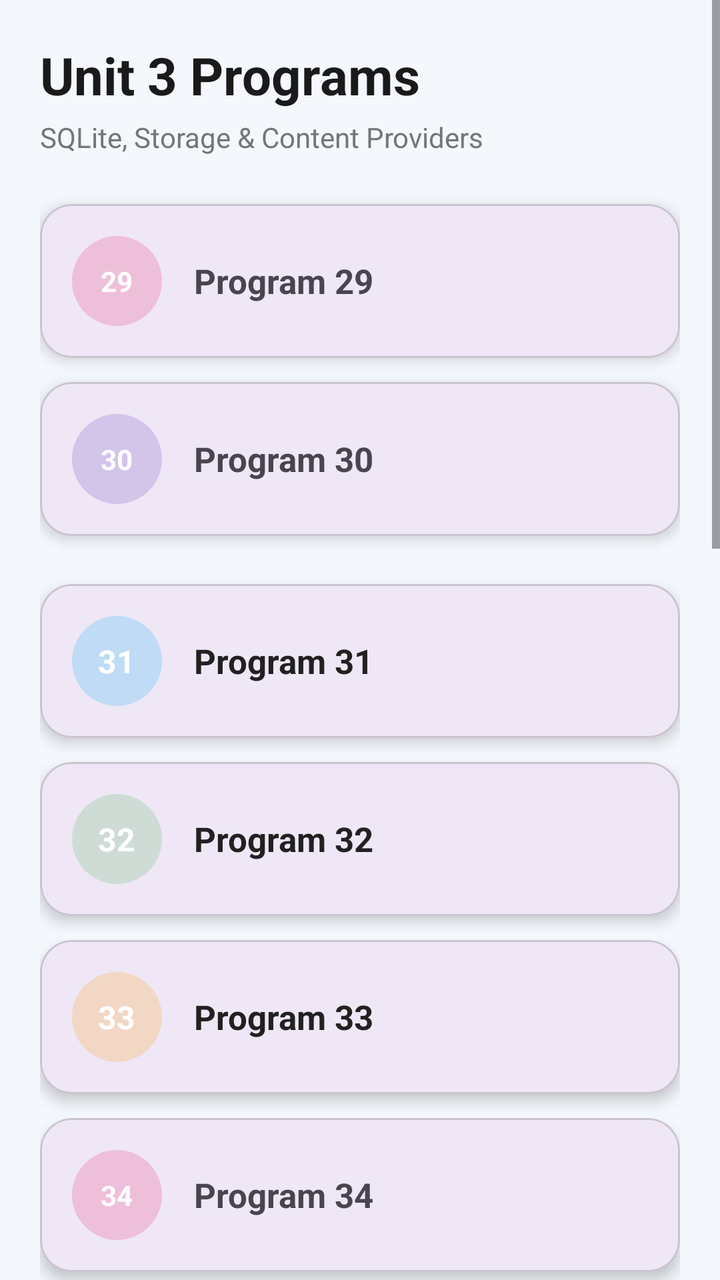
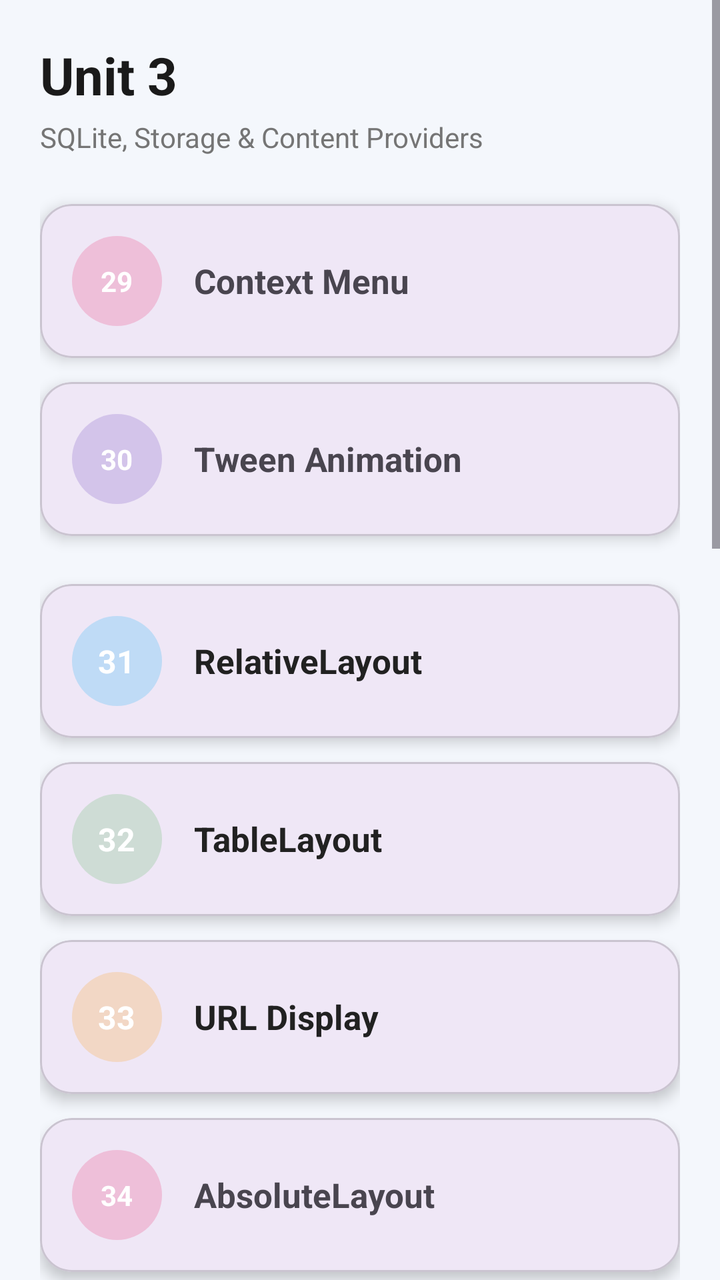

Compare the two renders of this Android layout. The source of the first and the diff that turns it into the second are given below.
<!-- AndroidManifest.xml: application theme Theme.MyApplicationMCA -->
<!-- res/layout/activity_unit3_list_page.xml -->
<?xml version="1.0" encoding="utf-8"?>
<ScrollView xmlns:android="http://schemas.android.com/apk/res/android"
    xmlns:app="http://schemas.android.com/apk/res-auto"
    xmlns:tools="http://schemas.android.com/tools"
    android:layout_width="match_parent"
    android:layout_height="match_parent"
    android:background="#F4F7FC"
    android:fitsSystemWindows="true"
    tools:context=".UNIT3_LIST_PAGE">

    <LinearLayout
        android:layout_width="match_parent"
        android:layout_height="wrap_content"
        android:orientation="vertical"
        android:padding="20dp">

        <TextView
            android:layout_width="wrap_content"
            android:layout_height="wrap_content"
            android:text="Unit 3 Programs"
            android:textSize="26sp"
            android:textStyle="bold"
            android:textColor="#1A1A1A"
            android:layout_marginBottom="4dp"/>

        <TextView
            android:layout_width="wrap_content"
            android:layout_height="wrap_content"
            android:text="SQLite, Storage &amp; Content Providers"
            android:textSize="14sp"
            android:textColor="#757575"
            android:layout_marginBottom="24dp"/>

        <com.google.android.material.card.MaterialCardView
            android:id="@+id/btn_pro29"
            android:layout_width="match_parent"
            android:layout_height="wrap_content"
            android:layout_marginBottom="12dp"
            app:cardCornerRadius="16dp"
            app:cardElevation="4dp">

            <LinearLayout
                android:layout_width="match_parent"
                android:layout_height="wrap_content"
                android:gravity="center_vertical"
                android:orientation="horizontal"
                android:padding="16dp">

                <TextView
                    android:layout_width="45dp"
                    android:layout_height="45dp"
                    android:background="@drawable/white_circle_alpha"
                    android:backgroundTint="#E91E63"
                    android:gravity="center"
                    android:text="29"
                    android:textColor="#FFFFFF"
                    android:textStyle="bold" />

                <TextView
                    android:layout_width="wrap_content"
                    android:layout_height="wrap_content"
                    android:layout_marginStart="16dp"
                    android:text="Program 29"
                    android:textSize="17sp"
                    android:textStyle="bold" />
            </LinearLayout>
        </com.google.android.material.card.MaterialCardView>

        <com.google.android.material.card.MaterialCardView
            android:id="@+id/btn_pro30"
            android:layout_width="match_parent"
            android:layout_height="wrap_content"
            android:layout_marginBottom="24dp"
            app:cardCornerRadius="16dp"
            app:cardElevation="4dp">

            <LinearLayout
                android:layout_width="match_parent"
                android:layout_height="wrap_content"
                android:gravity="center_vertical"
                android:orientation="horizontal"
                android:padding="16dp">

                <TextView
                    android:layout_width="45dp"
                    android:layout_height="45dp"
                    android:background="@drawable/white_circle_alpha"
                    android:backgroundTint="#673AB7"
                    android:gravity="center"
                    android:text="30"
                    android:textColor="#FFFFFF"
                    android:textStyle="bold" />

                <TextView
                    android:layout_width="wrap_content"
                    android:layout_height="wrap_content"
                    android:layout_marginStart="16dp"
                    android:text="Program 30"
                    android:textSize="17sp"
                    android:textStyle="bold" />
            </LinearLayout>
        </com.google.android.material.card.MaterialCardView>

        <com.google.android.material.card.MaterialCardView
            android:id="@+id/btn_pro31"
            style="@style/Widget.MaterialComponents.CardView"
            android:layout_width="match_parent"
            android:layout_height="wrap_content"
            android:layout_marginBottom="12dp"
            android:clickable="true"
            android:focusable="true"
            app:cardCornerRadius="16dp"
            app:cardElevation="4dp"
            app:rippleColor="#15000000">

            <LinearLayout
                android:layout_width="match_parent"
                android:layout_height="wrap_content"
                android:gravity="center_vertical"
                android:orientation="horizontal"
                android:padding="16dp">

                <TextView
                    android:layout_width="45dp"
                    android:layout_height="45dp"
                    android:background="@drawable/white_circle_alpha"
                    android:backgroundTint="#03A9F4"
                    android:gravity="center"
                    android:text="31"
                    android:textColor="#FFFFFF"
                    android:textSize="16sp"
                    android:textStyle="bold" />

                <TextView
                    android:layout_width="wrap_content"
                    android:layout_height="wrap_content"
                    android:layout_marginStart="16dp"
                    android:text="Program 31"
                    android:textColor="#212121"
                    android:textSize="17sp"
                    android:textStyle="bold" />
            </LinearLayout>
        </com.google.android.material.card.MaterialCardView>

        <com.google.android.material.card.MaterialCardView
            android:id="@+id/btn_pro32"
            android:layout_width="match_parent"
            android:layout_height="wrap_content"
            android:layout_marginBottom="12dp"
            android:clickable="true"
            android:focusable="true"
            app:cardCornerRadius="16dp"
            app:cardElevation="4dp"
            app:rippleColor="#15000000">

            <LinearLayout
                android:layout_width="match_parent"
                android:layout_height="wrap_content"
                android:gravity="center_vertical"
                android:orientation="horizontal"
                android:padding="16dp">

                <TextView
                    android:layout_width="45dp"
                    android:layout_height="45dp"
                    android:background="@drawable/white_circle_alpha"
                    android:backgroundTint="#4CAF50"
                    android:gravity="center"
                    android:text="32"
                    android:textColor="#FFFFFF"
                    android:textSize="16sp"
                    android:textStyle="bold" />

                <TextView
                    android:layout_width="wrap_content"
                    android:layout_height="wrap_content"
                    android:layout_marginStart="16dp"
                    android:text="Program 32"
                    android:textColor="#212121"
                    android:textSize="17sp"
                    android:textStyle="bold" />
            </LinearLayout>
        </com.google.android.material.card.MaterialCardView>

        <com.google.android.material.card.MaterialCardView
            android:id="@+id/btn_pro33"
            android:layout_width="match_parent"
            android:layout_height="wrap_content"
            android:layout_marginBottom="12dp"
            android:clickable="true"
            android:focusable="true"
            app:cardCornerRadius="16dp"
            app:cardElevation="4dp"
            app:rippleColor="#15000000">

            <LinearLayout
                android:layout_width="match_parent"
                android:layout_height="wrap_content"
                android:gravity="center_vertical"
                android:orientation="horizontal"
                android:padding="16dp">

                <TextView
                    android:layout_width="45dp"
                    android:layout_height="45dp"
                    android:background="@drawable/white_circle_alpha"
                    android:backgroundTint="#FF9800"
                    android:gravity="center"
                    android:text="33"
                    android:textColor="#FFFFFF"
                    android:textSize="16sp"
                    android:textStyle="bold" />

                <TextView
                    android:layout_width="wrap_content"
                    android:layout_height="wrap_content"
                    android:layout_marginStart="16dp"
                    android:text="Program 33"
                    android:textColor="#212121"
                    android:textSize="17sp"
                    android:textStyle="bold" />
            </LinearLayout>
        </com.google.android.material.card.MaterialCardView>

        <com.google.android.material.card.MaterialCardView
            android:id="@+id/btn_pro34"
            android:layout_width="match_parent"
            android:layout_height="wrap_content"
            android:layout_marginBottom="12dp"
            app:cardCornerRadius="16dp"
            app:cardElevation="4dp">

            <LinearLayout
                android:layout_width="match_parent"
                android:layout_height="wrap_content"
                android:gravity="center_vertical"
                android:orientation="horizontal"
                android:padding="16dp">

                <TextView
                    android:layout_width="45dp"
                    android:layout_height="45dp"
                    android:background="@drawable/white_circle_alpha"
                    android:backgroundTint="#E91E63"
                    android:gravity="center"
                    android:text="34"
                    android:textColor="#FFFFFF"
                    android:textStyle="bold" />

                <TextView
                    android:layout_width="wrap_content"
                    android:layout_height="wrap_content"
                    android:layout_marginStart="16dp"
                    android:text="Program 34"
                    android:textSize="17sp"
                    android:textStyle="bold" />
            </LinearLayout>
        </com.google.android.material.card.MaterialCardView>

        <com.google.android.material.card.MaterialCardView
            android:id="@+id/btn_pro35"
            android:layout_width="match_parent"
            android:layout_height="wrap_content"
            android:layout_marginBottom="24dp"
            app:cardCornerRadius="16dp"
            app:cardElevation="4dp">

            <LinearLayout
                android:layout_width="match_parent"
                android:layout_height="wrap_content"
                android:gravity="center_vertical"
                android:orientation="horizontal"
                android:padding="16dp">

                <TextView
                    android:layout_width="45dp"
                    android:layout_height="45dp"
                    android:background="@drawable/white_circle_alpha"
                    android:backgroundTint="#673AB7"
                    android:gravity="center"
                    android:text="35"
                    android:textColor="#FFFFFF"
                    android:textStyle="bold" />

                <TextView
                    android:layout_width="wrap_content"
                    android:layout_height="wrap_content"
                    android:layout_marginStart="16dp"
                    android:text="Program 35"
                    android:textSize="17sp"
                    android:textStyle="bold" />
            </LinearLayout>
        </com.google.android.material.card.MaterialCardView>

        <com.google.android.material.card.MaterialCardView
            android:id="@+id/btn_pro36"
            style="@style/Widget.MaterialComponents.CardView"
            android:layout_width="match_parent"
            android:layout_height="wrap_content"
            android:layout_marginBottom="12dp"
            android:clickable="true"
            android:focusable="true"
            app:cardCornerRadius="16dp"
            app:cardElevation="4dp"
            app:rippleColor="#15000000">

            <LinearLayout
                android:layout_width="match_parent"
                android:layout_height="wrap_content"
                android:gravity="center_vertical"
                android:orientation="horizontal"
                android:padding="16dp">

                <TextView
                    android:layout_width="45dp"
                    android:layout_height="45dp"
                    android:background="@drawable/white_circle_alpha"
                    android:backgroundTint="#03A9F4"
                    android:gravity="center"
                    android:text="36"
                    android:textColor="#FFFFFF"
                    android:textSize="16sp"
                    android:textStyle="bold" />

                <TextView
                    android:layout_width="wrap_content"
                    android:layout_height="wrap_content"
                    android:layout_marginStart="16dp"
                    android:text="Program 36"
                    android:textColor="#212121"
                    android:textSize="17sp"
                    android:textStyle="bold" />
            </LinearLayout>
        </com.google.android.material.card.MaterialCardView>

        <com.google.android.material.card.MaterialCardView
            android:id="@+id/btn_pro37"
            android:layout_width="match_parent"
            android:layout_height="wrap_content"
            android:layout_marginBottom="12dp"
            android:clickable="true"
            android:focusable="true"
            app:cardCornerRadius="16dp"
            app:cardElevation="4dp"
            app:rippleColor="#15000000">

            <LinearLayout
                android:layout_width="match_parent"
                android:layout_height="wrap_content"
                android:gravity="center_vertical"
                android:orientation="horizontal"
                android:padding="16dp">

                <TextView
                    android:layout_width="45dp"
                    android:layout_height="45dp"
                    android:background="@drawable/white_circle_alpha"
                    android:backgroundTint="#4CAF50"
                    android:gravity="center"
                    android:text="37"
                    android:textColor="#FFFFFF"
                    android:textSize="16sp"
                    android:textStyle="bold" />

                <TextView
                    android:layout_width="wrap_content"
                    android:layout_height="wrap_content"
                    android:layout_marginStart="16dp"
                    android:text="Program 37"
                    android:textColor="#212121"
                    android:textSize="17sp"
                    android:textStyle="bold" />
            </LinearLayout>
        </com.google.android.material.card.MaterialCardView>

        <com.google.android.material.card.MaterialCardView
            android:id="@+id/btn_pro38"
            android:layout_width="match_parent"
            android:layout_height="wrap_content"
            android:layout_marginBottom="12dp"
            android:clickable="true"
            android:focusable="true"
            app:cardCornerRadius="16dp"
            app:cardElevation="4dp"
            app:rippleColor="#15000000">

            <LinearLayout
                android:layout_width="match_parent"
                android:layout_height="wrap_content"
                android:gravity="center_vertical"
                android:orientation="horizontal"
                android:padding="16dp">

                <TextView
                    android:layout_width="45dp"
                    android:layout_height="45dp"
                    android:background="@drawable/white_circle_alpha"
                    android:backgroundTint="#FF9800"
                    android:gravity="center"
                    android:text="38"
                    android:textColor="#FFFFFF"
                    android:textSize="16sp"
                    android:textStyle="bold" />

                <TextView
                    android:layout_width="wrap_content"
                    android:layout_height="wrap_content"
                    android:layout_marginStart="16dp"
                    android:text="Program 38"
                    android:textColor="#212121"
                    android:textSize="17sp"
                    android:textStyle="bold" />
            </LinearLayout>
        </com.google.android.material.card.MaterialCardView>

        <com.google.android.material.card.MaterialCardView
            android:id="@+id/btn_pro19"
            android:layout_width="match_parent"
            android:layout_height="wrap_content"
            android:layout_marginBottom="12dp"
            app:cardCornerRadius="16dp"
            app:cardElevation="4dp">

            <LinearLayout
                android:layout_width="match_parent"
                android:layout_height="wrap_content"
                android:gravity="center_vertical"
                android:orientation="horizontal"
                android:padding="16dp">

                <TextView
                    android:layout_width="45dp"
                    android:layout_height="45dp"
                    android:background="@drawable/white_circle_alpha"
                    android:backgroundTint="#E91E63"
                    android:gravity="center"
                    android:text="39"
                    android:textColor="#FFFFFF"
                    android:textStyle="bold" />

                <TextView
                    android:layout_width="wrap_content"
                    android:layout_height="wrap_content"
                    android:layout_marginStart="16dp"
                    android:text="Program 39"
                    android:textSize="17sp"
                    android:textStyle="bold" />
            </LinearLayout>
        </com.google.android.material.card.MaterialCardView>

        <com.google.android.material.card.MaterialCardView
            android:id="@+id/btn_pro40"
            android:layout_width="match_parent"
            android:layout_height="wrap_content"
            android:layout_marginBottom="24dp"
            app:cardCornerRadius="16dp"
            app:cardElevation="4dp">

            <LinearLayout
                android:layout_width="match_parent"
                android:layout_height="wrap_content"
                android:gravity="center_vertical"
                android:orientation="horizontal"
                android:padding="16dp">

                <TextView
                    android:layout_width="45dp"
                    android:layout_height="45dp"
                    android:background="@drawable/white_circle_alpha"
                    android:backgroundTint="#673AB7"
                    android:gravity="center"
                    android:text="40"
                    android:textColor="#FFFFFF"
                    android:textStyle="bold" />

                <TextView
                    android:layout_width="wrap_content"
                    android:layout_height="wrap_content"
                    android:layout_marginStart="16dp"
                    android:text="Program 40"
                    android:textSize="17sp"
                    android:textStyle="bold" />
            </LinearLayout>
        </com.google.android.material.card.MaterialCardView>

        <com.google.android.material.card.MaterialCardView
            android:id="@+id/btn_pro41"
            style="@style/Widget.MaterialComponents.CardView"
            android:layout_width="match_parent"
            android:layout_height="wrap_content"
            android:layout_marginBottom="12dp"
            android:clickable="true"
            android:focusable="true"
            app:cardCornerRadius="16dp"
            app:cardElevation="4dp"
            app:rippleColor="#15000000">

            <LinearLayout
                android:layout_width="match_parent"
                android:layout_height="wrap_content"
                android:gravity="center_vertical"
                android:orientation="horizontal"
                android:padding="16dp">

                <TextView
                    android:layout_width="45dp"
                    android:layout_height="45dp"
                    android:background="@drawable/white_circle_alpha"
                    android:backgroundTint="#03A9F4"
                    android:gravity="center"
                    android:text="41"
                    android:textColor="#FFFFFF"
                    android:textSize="16sp"
                    android:textStyle="bold" />

                <TextView
                    android:layout_width="wrap_content"
                    android:layout_height="wrap_content"
                    android:layout_marginStart="16dp"
                    android:text="Program 41"
                    android:textColor="#212121"
                    android:textSize="17sp"
                    android:textStyle="bold" />
            </LinearLayout>
        </com.google.android.material.card.MaterialCardView>

        <com.google.android.material.card.MaterialCardView
            android:id="@+id/btn_pro42"
            android:layout_width="match_parent"
            android:layout_height="wrap_content"
            android:layout_marginBottom="12dp"
            android:clickable="true"
            android:focusable="true"
            app:cardCornerRadius="16dp"
            app:cardElevation="4dp"
            app:rippleColor="#15000000">

            <LinearLayout
                android:layout_width="match_parent"
                android:layout_height="wrap_content"
                android:gravity="center_vertical"
                android:orientation="horizontal"
                android:padding="16dp">

                <TextView
                    android:layout_width="45dp"
                    android:layout_height="45dp"
                    android:background="@drawable/white_circle_alpha"
                    android:backgroundTint="#4CAF50"
                    android:gravity="center"
                    android:text="42"
                    android:textColor="#FFFFFF"
                    android:textSize="16sp"
                    android:textStyle="bold" />

                <TextView
                    android:layout_width="wrap_content"
                    android:layout_height="wrap_content"
                    android:layout_marginStart="16dp"
                    android:text="Program 42"
                    android:textColor="#212121"
                    android:textSize="17sp"
                    android:textStyle="bold" />
            </LinearLayout>
        </com.google.android.material.card.MaterialCardView>

        <com.google.android.material.card.MaterialCardView
            android:id="@+id/btn_pro43"
            android:layout_width="match_parent"
            android:layout_height="wrap_content"
            android:layout_marginBottom="12dp"
            android:clickable="true"
            android:focusable="true"
            app:cardCornerRadius="16dp"
            app:cardElevation="4dp"
            app:rippleColor="#15000000">

            <LinearLayout
                android:layout_width="match_parent"
                android:layout_height="wrap_content"
                android:gravity="center_vertical"
                android:orientation="horizontal"
                android:padding="16dp">

                <TextView
                    android:layout_width="45dp"
                    android:layout_height="45dp"
                    android:background="@drawable/white_circle_alpha"
                    android:backgroundTint="#FF9800"
                    android:gravity="center"
                    android:text="43"
                    android:textColor="#FFFFFF"
                    android:textSize="16sp"
                    android:textStyle="bold" />

                <TextView
                    android:layout_width="wrap_content"
                    android:layout_height="wrap_content"
                    android:layout_marginStart="16dp"
                    android:text="Program 43"
                    android:textColor="#212121"
                    android:textSize="17sp"
                    android:textStyle="bold" />
            </LinearLayout>
        </com.google.android.material.card.MaterialCardView>

    </LinearLayout>
</ScrollView>
<!-- resources referenced by this layout -->
<resources>
  <!-- drawable white_circle_alpha (drawable) -->
  <?xml version="1.0" encoding="utf-8"?>
  <shape xmlns:android="http://schemas.android.com/apk/res/android"
      android:shape="oval">
      <solid android:color="#33FFFFFF" />
  </shape>
  <style name="Theme.MyApplicationMCA" parent="Base.Theme.MyApplicationMCA" />
  <style name="Base.Theme.MyApplicationMCA" parent="Theme.Material3.Light.NoActionBar">
          <item name="android:windowTranslucentStatus">false</item>
          <item name="android:windowTranslucentNavigation">false</item>
          <item name="android:statusBarColor">@android:color/transparent</item>
          <item name="android:navigationBarColor">@android:color/transparent</item>
  
          <item name="android:windowLightStatusBar">true</item>
          <item name="android:windowLightNavigationBar" tools:targetApi="27">true</item>
      </style>
</resources>

<!-- the commit's change to res/layout/activity_unit3_list_page.xml (unified diff, before → after) -->
@@ -17,7 +17,7 @@
         <TextView
             android:layout_width="wrap_content"
             android:layout_height="wrap_content"
-            android:text="Unit 3 Programs"
+            android:text="Unit 3"
             android:textSize="26sp"
             android:textStyle="bold"
             android:textColor="#1A1A1A"
@@ -60,7 +60,7 @@
                     android:layout_width="wrap_content"
                     android:layout_height="wrap_content"
                     android:layout_marginStart="16dp"
-                    android:text="Program 29"
+                    android:text="Context Menu"
                     android:textSize="17sp"
                     android:textStyle="bold" />
             </LinearLayout>
@@ -95,7 +95,7 @@
                     android:layout_width="wrap_content"
                     android:layout_height="wrap_content"
                     android:layout_marginStart="16dp"
-                    android:text="Program 30"
+                    android:text="Tween Animation"
                     android:textSize="17sp"
                     android:textStyle="bold" />
             </LinearLayout>
@@ -135,7 +135,7 @@
                     android:layout_width="wrap_content"
                     android:layout_height="wrap_content"
                     android:layout_marginStart="16dp"
-                    android:text="Program 31"
+                    android:text="RelativeLayout"
                     android:textColor="#212121"
                     android:textSize="17sp"
                     android:textStyle="bold" />
@@ -175,7 +175,7 @@
                     android:layout_width="wrap_content"
                     android:layout_height="wrap_content"
                     android:layout_marginStart="16dp"
-                    android:text="Program 32"
+                    android:text="TableLayout"
                     android:textColor="#212121"
                     android:textSize="17sp"
                     android:textStyle="bold" />
@@ -215,7 +215,7 @@
                     android:layout_width="wrap_content"
                     android:layout_height="wrap_content"
                     android:layout_marginStart="16dp"
-                    android:text="Program 33"
+                    android:text="URL Display"
                     android:textColor="#212121"
                     android:textSize="17sp"
                     android:textStyle="bold" />
@@ -251,7 +251,7 @@
                     android:layout_width="wrap_content"
                     android:layout_height="wrap_content"
                     android:layout_marginStart="16dp"
-                    android:text="Program 34"
+                    android:text="AbsoluteLayout"
                     android:textSize="17sp"
                     android:textStyle="bold" />
             </LinearLayout>
@@ -286,7 +286,7 @@
                     android:layout_width="wrap_content"
                     android:layout_height="wrap_content"
                     android:layout_marginStart="16dp"
-                    android:text="Program 35"
+                    android:text="Menu Color Changer"
                     android:textSize="17sp"
                     android:textStyle="bold" />
             </LinearLayout>
@@ -326,7 +326,7 @@
                     android:layout_width="wrap_content"
                     android:layout_height="wrap_content"
                     android:layout_marginStart="16dp"
-                    android:text="Program 36"
+                    android:text="Frame Animation"
                     android:textColor="#212121"
                     android:textSize="17sp"
                     android:textStyle="bold" />
@@ -366,7 +366,7 @@
                     android:layout_width="wrap_content"
                     android:layout_height="wrap_content"
                     android:layout_marginStart="16dp"
-                    android:text="Program 37"
+                    android:text="WebView"
                     android:textColor="#212121"
                     android:textSize="17sp"
                     android:textStyle="bold" />
@@ -406,7 +406,7 @@
                     android:layout_width="wrap_content"
                     android:layout_height="wrap_content"
                     android:layout_marginStart="16dp"
-                    android:text="Program 38"
+                    android:text="ActionBar"
                     android:textColor="#212121"
                     android:textSize="17sp"
                     android:textStyle="bold" />
@@ -442,7 +442,7 @@
                     android:layout_width="wrap_content"
                     android:layout_height="wrap_content"
                     android:layout_marginStart="16dp"
-                    android:text="Program 39"
+                    android:text="Alarm"
                     android:textSize="17sp"
                     android:textStyle="bold" />
             </LinearLayout>
@@ -477,7 +477,7 @@
                     android:layout_width="wrap_content"
                     android:layout_height="wrap_content"
                     android:layout_marginStart="16dp"
-                    android:text="Program 40"
+                    android:text="SMS Between Emulators"
                     android:textSize="17sp"
                     android:textStyle="bold" />
             </LinearLayout>
@@ -517,7 +517,7 @@
                     android:layout_width="wrap_content"
                     android:layout_height="wrap_content"
                     android:layout_marginStart="16dp"
-                    android:text="Program 41"
+                    android:text="Camera Capture"
                     android:textColor="#212121"
                     android:textSize="17sp"
                     android:textStyle="bold" />
@@ -557,7 +557,7 @@
                     android:layout_width="wrap_content"
                     android:layout_height="wrap_content"
                     android:layout_marginStart="16dp"
-                    android:text="Program 42"
+                    android:text="Service"
                     android:textColor="#212121"
                     android:textSize="17sp"
                     android:textStyle="bold" />
@@ -597,7 +597,7 @@
                     android:layout_width="wrap_content"
                     android:layout_height="wrap_content"
                     android:layout_marginStart="16dp"
-                    android:text="Program 43"
+                    android:text="AudioManager"
                     android:textColor="#212121"
                     android:textSize="17sp"
                     android:textStyle="bold" />
